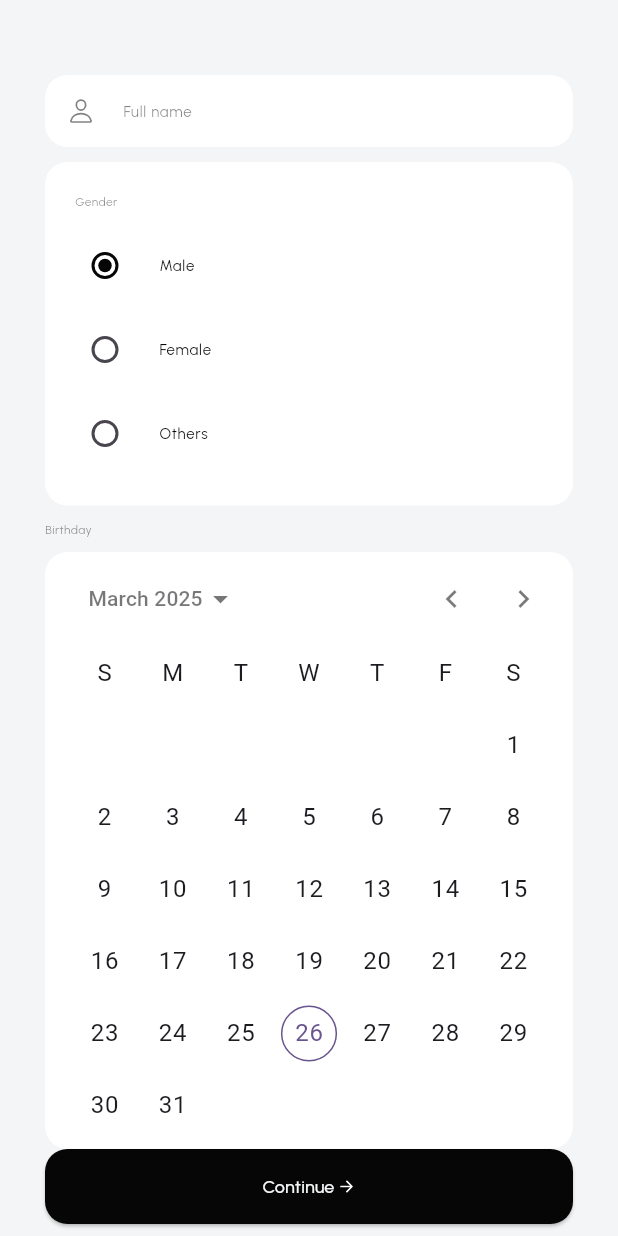
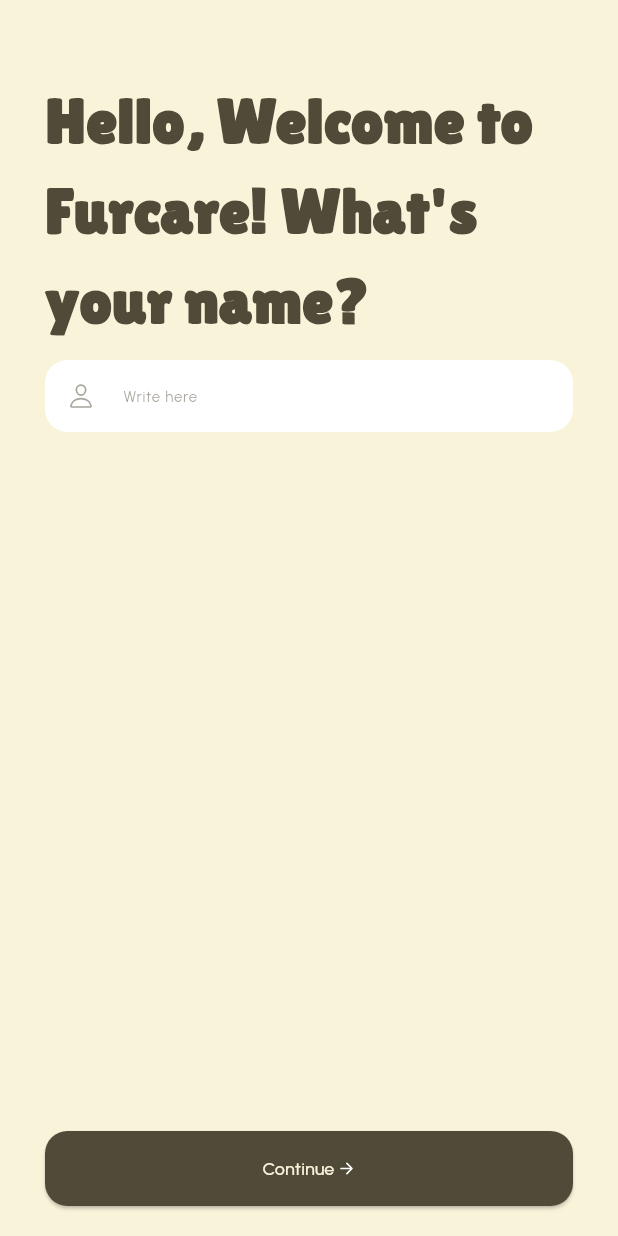
Before and after one commit to kloyaa/furcare_mobile, a Flutter app: the CreateProfileStep1 screen opened by its route, on a phone screen of 412 x 824 dp. Run offline on Flutter 3.47's test engine with Material 3 defaults, Android fonts, the light colour scheme and no system bars; drawn by our look-alikes of calendar_date_picker2; our stand-ins replace dio, extended_masked_text, google_fonts, ionicons, permission_handler, salomon_bottom_bar; missing offline and left inert: maps_launcher; accounts and stored records are empty.

```diff
--- a/lib/apis/auth_api.dart
+++ b/lib/apis/auth_api.dart
@@ -1,10 +1,10 @@
 import 'package:dio/dio.dart';
-import 'package:furcare_app/utils/const/api.dart';
+import 'package:furcare_app/core/config/base_url_config.dart';
 
 class AuthenticationApi {
   Dio dio = Dio();
   AuthenticationApi(String origin) {
-    dio.options.baseUrl = baseUrl;
+    dio.options.baseUrl = AppConfig.baseUrl;
     dio.options.headers = {
       'nodex-user-origin': origin,
       'nodex-access-key': 'v7pb6wylg4m0xf0kx5zzoved',
@@ -48,7 +48,7 @@
 class EnrollmentApi {
   Dio dio = Dio();
   EnrollmentApi(String accessToken) {
-    dio.options.baseUrl = baseUrl;
+    dio.options.baseUrl = AppConfig.baseUrl;
     dio.options.headers = {
       'Authorization': 'Bearer $accessToken',
       'nodex-user-origin': 'web',
--- a/lib/apis/booking_api.dart
+++ b/lib/apis/booking_api.dart
@@ -1,11 +1,11 @@
 import 'package:dio/dio.dart';
+import 'package:furcare_app/core/config/base_url_config.dart';
 import 'package:furcare_app/models/booking_payload.dart';
-import 'package:furcare_app/utils/const/api.dart';
 
 class BookingApi {
   Dio dio = Dio();
   BookingApi(String accessToken) {
-    dio.options.baseUrl = baseUrl;
+    dio.options.baseUrl = AppConfig.baseUrl;
     dio.options.headers = {
       'Authorization': 'Bearer $accessToken',
       'nodex-user-origin': 'web',
--- a/lib/apis/client_api.dart
+++ b/lib/apis/client_api.dart
@@ -1,12 +1,12 @@
 import 'package:dio/dio.dart';
+import 'package:furcare_app/core/config/base_url_config.dart';
 import 'package:furcare_app/models/owner_info.dart';
 import 'package:furcare_app/models/pet_info.dart';
-import 'package:furcare_app/utils/const/api.dart';
 
 class ClientApi {
   Dio dio = Dio();
   ClientApi(String accessToken) {
-    dio.options.baseUrl = baseUrl;
+    dio.options.baseUrl = AppConfig.baseUrl;
     dio.options.headers = {
       'Authorization': 'Bearer $accessToken',
       'nodex-user-origin': 'web',
--- a/lib/apis/fees_api.dart
+++ b/lib/apis/fees_api.dart
@@ -1,10 +1,10 @@
 import 'package:dio/dio.dart';
-import 'package:furcare_app/utils/const/api.dart';
+import 'package:furcare_app/core/config/base_url_config.dart';
 
 class FeesApi {
   Dio dio = Dio();
   FeesApi(String accessToken) {
-    dio.options.baseUrl = baseUrl;
+    dio.options.baseUrl = AppConfig.baseUrl;
     dio.options.headers = {
       'Authorization': 'Bearer $accessToken',
       'nodex-user-origin': 'web',
--- /dev/null
+++ b/lib/core/config/base_url_config.dart
@@ -0,0 +1,4 @@
+// AUTO-GENERATED FILE - DO NOT EDIT MANUALLY
+class AppConfig {
+  static const String baseUrl = 'http://192.168.68.124:3432/api';
+}
--- a/lib/main.dart
+++ b/lib/main.dart
@@ -3,14 +3,12 @@
 import 'package:furcare_app/providers/fees.dart';
 import 'package:furcare_app/providers/user.dart';
 import 'package:furcare_app/screens/auth/registration/customer_registration.dart';
-import 'package:furcare_app/screens/customer/create_profile/create_owner_profile.dart';
 import 'package:furcare_app/screens/customer/create_profile/create_pet_profile.dart';
 import 'package:furcare_app/screens/customer/create_profile/create_profile_1.dart';
 import 'package:furcare_app/screens/customer/create_profile/create_profile_2.dart';
 import 'package:furcare_app/screens/customer/customer_main.dart';
 import 'package:furcare_app/screens/customer/edit/edit_owner_profile.dart';
 import 'package:furcare_app/screens/customer/edit/edit_profile_step_1.dart';
-import 'package:furcare_app/screens/others/success.dart';
 import 'package:provider/provider.dart';
 import 'package:furcare_app/screens/auth/customer_login.dart';
 
@@ -41,6 +39,7 @@
         ),
         initialRoute: '/',
         routes: {
+          // '/': (context) => ProfileSetupAnimation(redirectPath: '/'),
           // '/': (context) => SuccessScreen(redirectPath: '/'),
           '/': (context) => const CustomerLogin(),
           // '/': (context) => const StaffLogin(),
--- a/lib/screens/customer/create_profile/create_profile_1.dart
+++ b/lib/screens/customer/create_profile/create_profile_1.dart
@@ -20,8 +20,8 @@
   late final FocusNode _fullNameFocus;
 
   // State
-  String _selectedGender = "male";
-  String _selectedBirthdate = "1999-01-01";
+  final String _selectedGender = "male";
+  final String _selectedBirthdate = "1999-01-01";
 
   Future handleSaveBasicInfo() async {
     final fullName = _fullNameController.text.trim();
@@ -68,11 +68,17 @@
             crossAxisAlignment: CrossAxisAlignment.start,
             mainAxisAlignment: MainAxisAlignment.start,
             children: [
-              const SizedBox(height: 50.0),
-              Row(
-                children: [
-                  Expanded(
-                    child: Container(
+              SizedBox(height: 50.0),
+              Text(
+                "Hello, Welcome to Furcare! What's your name?",
+                style: GoogleFonts.lilitaOne(
+                  fontSize: 42.0,
+                  color: AppColors.primary,
+                  fontWeight: FontWeight.bold,
+                ),
+              ),
+              SizedBox(height: 10.0),
+              Container(
                 decoration: BoxDecoration(
                   color: Colors.white,
                   borderRadius: BorderRadius.circular(15.0),
@@ -82,7 +88,7 @@
                   focusNode: _fullNameFocus,
                   decoration: InputDecoration(
                     fillColor: AppColors.primary,
-                          labelText: "Full name",
+                    labelText: "Write here",
                     labelStyle: GoogleFonts.urbanist(
                       color: AppColors.primary.withOpacity(0.5),
                       fontSize: 10.0,
@@ -104,71 +110,7 @@
                   ),
                 ),
               ),
-                  ),
-                ],
-              ),
-              const SizedBox(height: 10.0),
-              Container(
-                padding: const EdgeInsets.all(20.0),
-                decoration: BoxDecoration(
-                  color: Colors.white,
-                  borderRadius: BorderRadius.circular(15.0),
-                ),
-                child: Column(
-                  crossAxisAlignment: CrossAxisAlignment.start,
-                  children: [
-                    Text(
-                      'Gender',
-                      style: GoogleFonts.urbanist(
-                        color: AppColors.primary.withOpacity(0.5),
-                        fontWeight: FontWeight.w400,
-                        fontSize: 8.0,
-                      ),
-                    ),
-                    const SizedBox(height: 10.0),
-                    GenderSelectionWidget(
-                      onGenderSelected: (gender) {
-                        setState(() {
-                          _selectedGender = gender!;
-                        });
-                      },
-                    ),
-                  ],
-                ),
-              ),
-              const SizedBox(height: 10.0),
-              Text(
-                'Birthday',
-                style: GoogleFonts.urbanist(
-                  color: AppColors.primary.withOpacity(0.5),
-                  fontWeight: FontWeight.w400,
-                  fontSize: 8.0,
-                ),
-              ),
-              const SizedBox(height: 10.0),
-              Container(
-                padding: const EdgeInsets.all(5.0),
-                decoration: BoxDecoration(
-                  color: Colors.white,
-                  borderRadius: BorderRadius.circular(15.0),
-                ),
-                child: Column(
-                  crossAxisAlignment: CrossAxisAlignment.start,
-                  children: [
-                    CalendarDatePicker2(
-                      config: CalendarDatePicker2Config(
-                        calendarType: CalendarDatePicker2Type.single,
-                      ),
-                      value: const [],
-                      onValueChanged: (dates) {
-                        final String date = dates[0].toIso8601String();
-                        _selectedBirthdate = date.substring(0, 10);
-                      },
-                    ),
-                  ],
-                ),
-              ),
-              const Spacer(),
+              const Spacer(flex: 5),
               ElevatedButton(
                 onPressed: () async {
                   if (context.mounted) {
--- a/lib/screens/customer/create_profile/create_profile_2.dart
+++ b/lib/screens/customer/create_profile/create_profile_2.dart
@@ -4,7 +4,6 @@
 import 'package:furcare_app/models/login_response.dart';
 import 'package:furcare_app/models/user_info.dart';
 import 'package:furcare_app/providers/authentication.dart';
-import 'package:furcare_app/screens/others/setup.dart';
 import 'package:furcare_app/screens/others/success.dart';
 import 'package:furcare_app/utils/const/colors.dart';
 import 'package:furcare_app/widgets/snackbar.dart';
--- a/lib/screens/customer/edit/edit_profile_step_1.dart
+++ b/lib/screens/customer/edit/edit_profile_step_1.dart
@@ -22,7 +22,7 @@
 
   // State
   String _selectedGender = "male";
-  String _selectedBirthdate = "1999-01-01";
+  final String _selectedBirthdate = "1999-01-01";
   String _accessToken = "";
   String _birthDate = "";
 
--- a/lib/utils/const/api.dart
+++ /dev/null
@@ -1,3 +0,0 @@
-// const String baseUrl = "http://192.168.110.26:3432/api";
-// const String baseUrl = "http://192.168.68.112:3432/api";
-const String baseUrl = "http://192.168.68.112:3432/api";
--- a/lib/utils/const/colors.dart
+++ b/lib/utils/const/colors.dart
@@ -1,8 +1,9 @@
 import 'package:flutter/material.dart';
 
 class AppColors {
-  static const Color primary = Color(0xFF060606);
-  static const Color secondary = Color(0xFFf4f5f6);
+  static const Color primary = Color(0xFF504B38);
+  static const Color secondary = Color(0xFFF8F3D9);
+  static const Color secondary50 = Color(0xFFB9B28A);
   static const Color danger = Color(0xFFFF0109);
   static const Color menuBackground = Color(0xFF090912);
   static const Color itemsBackground = Color(0xFF1B2339);
```
Also changed, not shown: lib/screens/others/setup.dart (+9 -5 lines), package.json (added, +24 -0 lines), 2 other files. Lines whose indentation alone changed are shown as unchanged.
